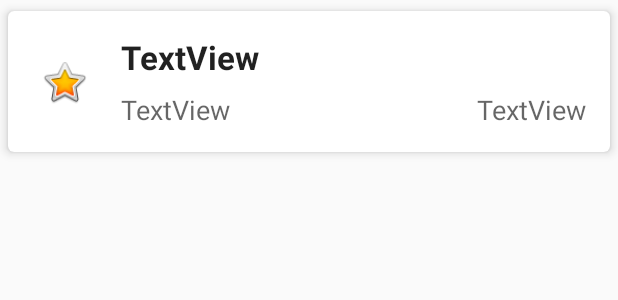
After one commit to attahemma/book-hub, an Android app: the layout book_list_item.xml on its own in the app's theme, with its tools: preview values and no code run, on a phone screen of 412 x 824 dp. The commit adds this screen. Shown: the top 300 px of the screen. Run offline under Robolectric (Android 15) with nearby library versions, the phone set to English and light mode, and no system bars.

Commit message:
added recycler view to display books fetched from google api

```diff
--- /dev/null
+++ b/app/src/main/res/layout/book_list_item.xml
@@ -0,0 +1,65 @@
+<?xml version="1.0" encoding="utf-8"?>
+<FrameLayout xmlns:android="http://schemas.android.com/apk/res/android"
+    xmlns:app="http://schemas.android.com/apk/res-auto"
+    xmlns:tools="http://schemas.android.com/tools"
+    android:layout_width="match_parent"
+    android:layout_height="wrap_content">
+
+    <androidx.cardview.widget.CardView
+        android:id="@+id/card_view"
+        android:layout_width="match_parent"
+        android:layout_height="wrap_content"
+        app:cardCornerRadius="4dp"
+        app:cardElevation="4dp"
+        app:cardUseCompatPadding="true"
+        app:contentPadding="16dp">
+
+        <androidx.constraintlayout.widget.ConstraintLayout
+            android:layout_width="match_parent"
+            android:layout_height="wrap_content">
+
+            <ImageView
+                android:id="@+id/imageView"
+                android:layout_width="43dp"
+                android:layout_height="33dp"
+                app:layout_constraintBottom_toBottomOf="parent"
+                app:layout_constraintStart_toStartOf="parent"
+                app:layout_constraintTop_toTopOf="parent"
+                app:srcCompat="@android:drawable/btn_star_big_on" />
+
+            <TextView
+                android:id="@+id/book_title"
+                android:layout_width="0dp"
+                android:layout_height="wrap_content"
+                android:layout_marginStart="16dp"
+                android:text="TextView"
+                android:textAppearance="@android:style/TextAppearance.Material.Large"
+                android:textStyle="bold"
+                app:layout_constraintEnd_toEndOf="parent"
+                app:layout_constraintStart_toEndOf="@+id/imageView"
+                app:layout_constraintTop_toTopOf="parent" />
+
+            <TextView
+                android:id="@+id/book_publisher"
+                android:layout_width="0dp"
+                android:layout_height="wrap_content"
+                android:layout_marginEnd="16dp"
+                android:layout_marginTop="8dp"
+                android:text="TextView"
+                android:textAppearance="@android:style/TextAppearance.Material.Medium"
+                app:layout_constraintEnd_toStartOf="@+id/book_published_date"
+                app:layout_constraintStart_toStartOf="@+id/book_title"
+                app:layout_constraintTop_toBottomOf="@+id/book_title" />
+
+            <TextView
+                android:id="@+id/book_published_date"
+                android:layout_width="wrap_content"
+                android:layout_height="wrap_content"
+                android:layout_marginTop="8dp"
+                android:text="TextView"
+                android:textAppearance="@android:style/TextAppearance.Material.Medium"
+                app:layout_constraintEnd_toEndOf="parent"
+                app:layout_constraintTop_toBottomOf="@+id/book_title" />
+        </androidx.constraintlayout.widget.ConstraintLayout>
+    </androidx.cardview.widget.CardView>
+</FrameLayout>
```
Also changed, not shown: app/src/main/java/com/example/booklistactivity/Book.java (added, +19 -0 lines), app/src/main/java/com/example/booklistactivity/BookListActivity.java (+17 -10 lines), app/src/main/java/com/example/booklistactivity/BooksAdapter.java (added, +62 -0 lines), app/src/main/res/layout/activity_book_list.xml (+11 -14 lines).
